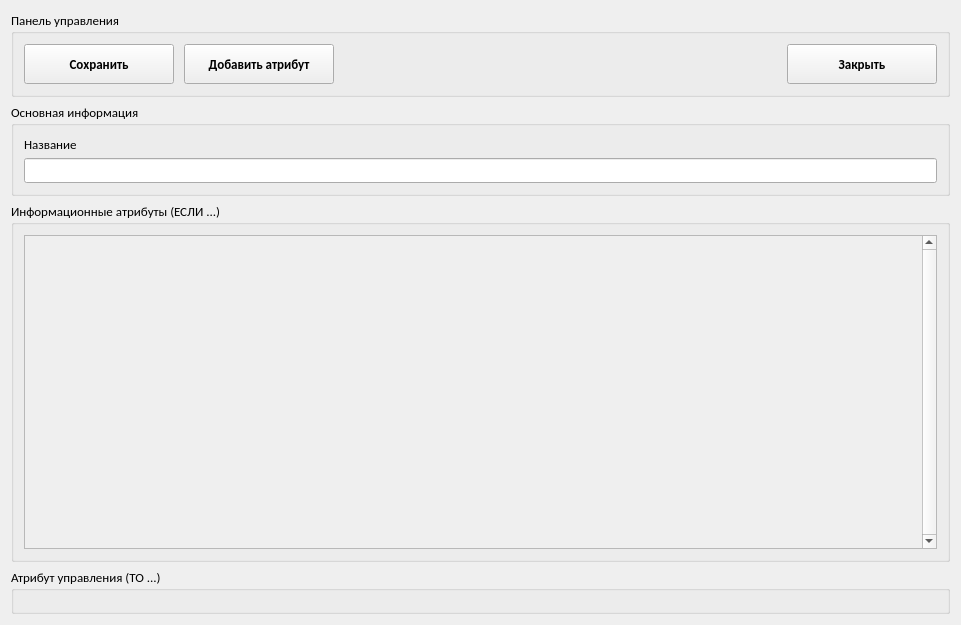
WeeIIer/knowledge_representation-lab_2, file ui/pp_editor_window.ui: the form before one commit.
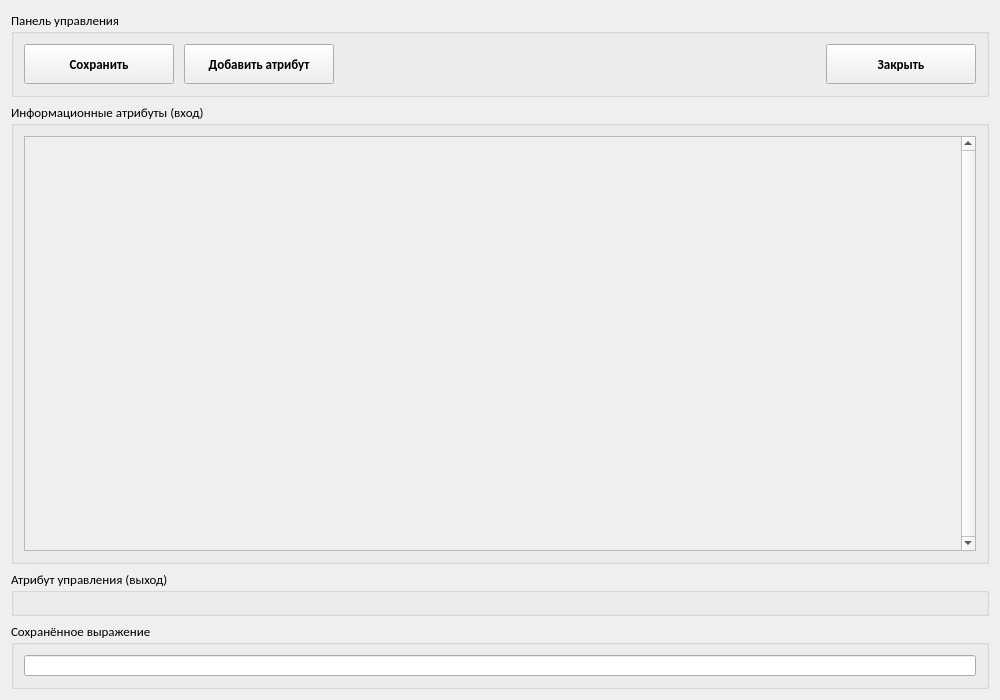
The form after the commit.

Commit message: fix: Заменить название ПП на выражение (автосбор из атрибутов)

```diff
--- a/ui/pp_editor_window.ui
+++ b/ui/pp_editor_window.ui
@@ -6,8 +6,8 @@
    <rect>
     <x>0</x>
     <y>0</y>
-    <width>961</width>
-    <height>625</height>
+    <width>1000</width>
+    <height>700</height>
    </rect>
   </property>
   <property name="sizePolicy">
@@ -189,78 +189,6 @@
      </layout>
     </widget>
    </item>
-   <item>
-    <widget class="QGroupBox" name="groupBox">
-     <property name="sizePolicy">
-      <sizepolicy hsizetype="Preferred" vsizetype="Preferred">
-       <horstretch>0</horstretch>
-       <verstretch>0</verstretch>
-      </sizepolicy>
-     </property>
-     <property name="minimumSize">
-      <size>
-       <width>0</width>
-       <height>0</height>
-      </size>
-     </property>
-     <property name="maximumSize">
-      <size>
-       <width>16777215</width>
-       <height>16777215</height>
-      </size>
-     </property>
-     <property name="title">
-      <string>Основная информация</string>
-     </property>
-     <layout class="QHBoxLayout" name="horizontalLayout">
-      <property name="spacing">
-       <number>10</number>
-      </property>
-      <property name="leftMargin">
-       <number>10</number>
-      </property>
-      <property name="topMargin">
-       <number>10</number>
-      </property>
-      <property name="rightMargin">
-       <number>10</number>
-      </property>
-      <property name="bottomMargin">
-       <number>10</number>
-      </property>
-      <item>
-       <layout class="QVBoxLayout" name="verticalLayout_20">
-        <property name="spacing">
-         <number>5</number>
-        </property>
-        <item>
-         <widget class="QLabel" name="label_15">
-          <property name="text">
-           <string>Название</string>
-          </property>
-         </widget>
-        </item>
-        <item>
-         <widget class="QLineEdit" name="edit_title">
-          <property name="minimumSize">
-           <size>
-            <width>0</width>
-            <height>21</height>
-           </size>
-          </property>
-          <property name="contextMenuPolicy">
-           <enum>Qt::NoContextMenu</enum>
-          </property>
-          <property name="readOnly">
-           <bool>false</bool>
-          </property>
-         </widget>
-        </item>
-       </layout>
-      </item>
-     </layout>
-    </widget>
-   </item>
    <item>
     <widget class="QGroupBox" name="groupBox_2">
      <property name="sizePolicy">
@@ -270,7 +198,7 @@
       </sizepolicy>
      </property>
      <property name="title">
-      <string>Информационные атрибуты (ЕСЛИ ...)</string>
+      <string>Информационные атрибуты (вход)</string>
      </property>
      <layout class="QVBoxLayout" name="verticalLayout_3">
       <property name="spacing">
@@ -334,8 +262,8 @@
           <rect>
            <x>0</x>
            <y>0</y>
-           <width>902</width>
-           <height>354</height>
+           <width>941</width>
+           <height>451</height>
           </rect>
          </property>
          <property name="autoFillBackground">
@@ -417,7 +345,7 @@
       </size>
      </property>
      <property name="title">
-      <string>Атрибут управления (TO ...)</string>
+      <string>Атрибут управления (выход)</string>
      </property>
      <layout class="QHBoxLayout" name="horizontalLayout_2">
       <property name="spacing">
@@ -445,6 +373,71 @@
      </layout>
     </widget>
    </item>
+   <item>
+    <widget class="QGroupBox" name="groupBox">
+     <property name="sizePolicy">
+      <sizepolicy hsizetype="Preferred" vsizetype="Preferred">
+       <horstretch>0</horstretch>
+       <verstretch>0</verstretch>
+      </sizepolicy>
+     </property>
+     <property name="minimumSize">
+      <size>
+       <width>0</width>
+       <height>0</height>
+      </size>
+     </property>
+     <property name="maximumSize">
+      <size>
+       <width>16777215</width>
+       <height>16777215</height>
+      </size>
+     </property>
+     <property name="title">
+      <string>Сохранённое выражение</string>
+     </property>
+     <layout class="QHBoxLayout" name="horizontalLayout">
+      <property name="spacing">
+       <number>10</number>
+      </property>
+      <property name="leftMargin">
+       <number>10</number>
+      </property>
+      <property name="topMargin">
+       <number>10</number>
+      </property>
+      <property name="rightMargin">
+       <number>10</number>
+      </property>
+      <property name="bottomMargin">
+       <number>10</number>
+      </property>
+      <item>
+       <widget class="QLineEdit" name="edit_expression">
+        <property name="minimumSize">
+         <size>
+          <width>0</width>
+          <height>21</height>
+         </size>
+        </property>
+        <property name="contextMenuPolicy">
+         <enum>Qt::NoContextMenu</enum>
+        </property>
+        <property name="readOnly">
+         <bool>true</bool>
+        </property>
+       </widget>
+      </item>
+      <item>
+       <layout class="QVBoxLayout" name="verticalLayout_20">
+        <property name="spacing">
+         <number>5</number>
+        </property>
+       </layout>
+      </item>
+     </layout>
+    </widget>
+   </item>
   </layout>
  </widget>
  <resources/>
```
The commit also changes 12 other files.
